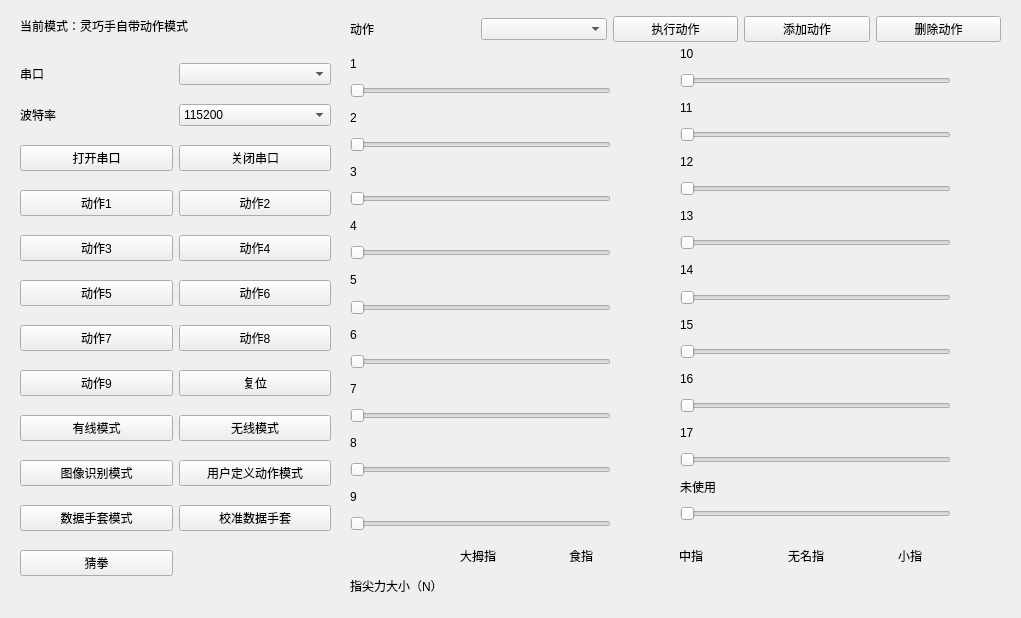
Qt form widget.ui (Alex328050/hand_ubuntu) before a commit.
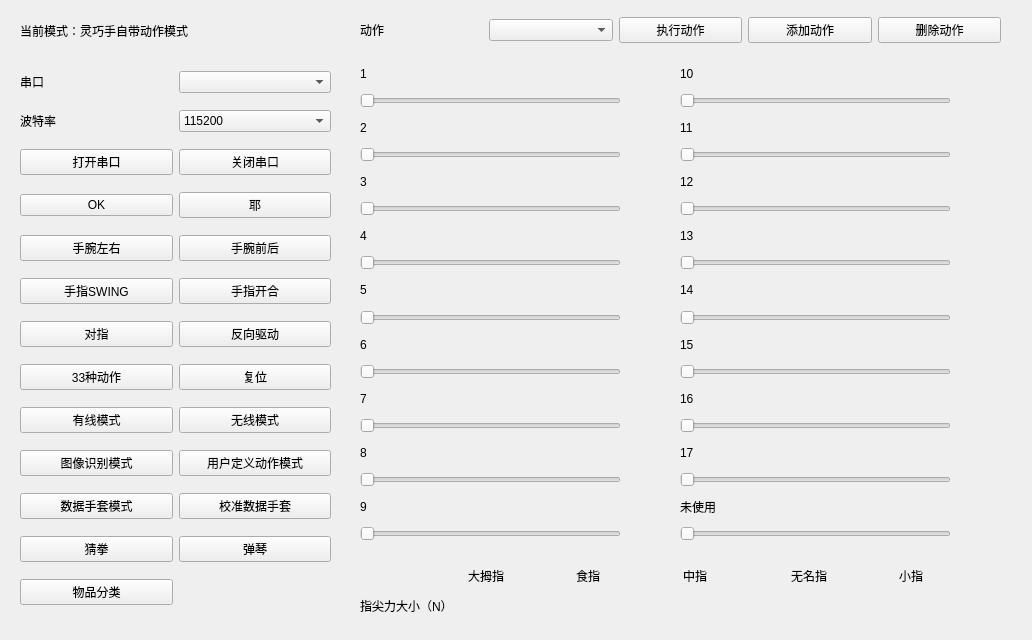
The same form after that commit.

```diff
--- a/widget.ui
+++ b/widget.ui
@@ -6,8 +6,8 @@
    <rect>
     <x>0</x>
     <y>0</y>
-    <width>1021</width>
-    <height>618</height>
+    <width>1032</width>
+    <height>640</height>
    </rect>
   </property>
   <property name="windowTitle">
@@ -17,16 +17,44 @@
    <property name="geometry">
     <rect>
      <x>20</x>
-     <y>50</y>
+     <y>60</y>
      <width>311</width>
-     <height>551</height>
+     <height>561</height>
     </rect>
    </property>
    <layout class="QGridLayout" name="gridLayout">
-    <item row="5" column="1">
-     <widget class="QPushButton" name="action6">
+    <item row="8" column="0">
+     <widget class="QPushButton" name="modeWire">
       <property name="text">
-       <string>动作6</string>
+       <string>有线模式</string>
+      </property>
+     </widget>
+    </item>
+    <item row="3" column="0">
+     <widget class="QPushButton" name="actionOK">
+      <property name="text">
+       <string>OK</string>
+      </property>
+     </widget>
+    </item>
+    <item row="10" column="0">
+     <widget class="QPushButton" name="modeGolve">
+      <property name="text">
+       <string>数据手套模式</string>
+      </property>
+     </widget>
+    </item>
+    <item row="8" column="1">
+     <widget class="QPushButton" name="modeWireless">
+      <property name="text">
+       <string>无线模式</string>
+      </property>
+     </widget>
+    </item>
+    <item row="11" column="1">
+     <widget class="QPushButton" name="modePiano">
+      <property name="text">
+       <string>弹琴</string>
       </property>
      </widget>
     </item>
@@ -44,23 +72,13 @@
       </item>
      </widget>
     </item>
-    <item row="2" column="1">
-     <widget class="QPushButton" name="closeButton">
+    <item row="7" column="0">
+     <widget class="QPushButton" name="actionACTION33">
       <property name="text">
-       <string>关闭串口</string>
+       <string>33种动作</string>
       </property>
      </widget>
     </item>
-    <item row="10" column="0">
-     <widget class="QPushButton" name="modeGolve">
-      <property name="text">
-       <string>数据手套模式</string>
-      </property>
-     </widget>
-    </item>
-    <item row="0" column="1">
-     <widget class="QComboBox" name="serialBox"/>
-    </item>
     <item row="10" column="1">
      <widget class="QPushButton" name="golveAdjustButton">
       <property name="text">
@@ -76,86 +94,30 @@
      </widget>
     </item>
     <item row="6" column="1">
-     <widget class="QPushButton" name="action8">
+     <widget class="QPushButton" name="actionBACKMOVE">
       <property name="text">
-       <string>动作8</string>
-      </property>
-     </widget>
-    </item>
-    <item row="3" column="1">
-     <widget class="QPushButton" name="action2">
-      <property name="text">
-       <string>动作2</string>
-      </property>
-     </widget>
-    </item>
-    <item row="7" column="1">
-     <widget class="QPushButton" name="resume">
-      <property name="text">
-       <string>复位</string>
-      </property>
-     </widget>
-    </item>
-    <item row="6" column="0">
-     <widget class="QPushButton" name="action7">
-      <property name="text">
-       <string>动作7</string>
-      </property>
-     </widget>
-    </item>
-    <item row="8" column="0">
-     <widget class="QPushButton" name="modeWire">
-      <property name="text">
-       <string>有线模式</string>
-      </property>
-     </widget>
-    </item>
-    <item row="0" column="0">
-     <widget class="QLabel" name="serialLabel">
-      <property name="text">
-       <string>串口</string>
-      </property>
-     </widget>
-    </item>
-    <item row="4" column="0">
-     <widget class="QPushButton" name="action3">
-      <property name="text">
-       <string>动作3</string>
-      </property>
-     </widget>
-    </item>
-    <item row="7" column="0">
-     <widget class="QPushButton" name="action9">
-      <property name="text">
-       <string>动作9</string>
-      </property>
-     </widget>
-    </item>
-    <item row="1" column="0">
-     <widget class="QLabel" name="baudrateLabel">
-      <property name="text">
-       <string>波特率</string>
-      </property>
-     </widget>
-    </item>
-    <item row="8" column="1">
-     <widget class="QPushButton" name="modeWireless">
-      <property name="text">
-       <string>无线模式</string>
+       <string>反向驱动</string>
       </property>
      </widget>
     </item>
     <item row="4" column="1">
-     <widget class="QPushButton" name="action4">
+     <widget class="QPushButton" name="actionWRISTFRONTANDBACK">
       <property name="text">
-       <string>动作4</string>
+       <string>手腕前后</string>
       </property>
      </widget>
     </item>
-    <item row="3" column="0">
-     <widget class="QPushButton" name="action1">
+    <item row="2" column="1">
+     <widget class="QPushButton" name="closeButton">
       <property name="text">
-       <string>动作1</string>
+       <string>关闭串口</string>
+      </property>
+     </widget>
+    </item>
+    <item row="4" column="0">
+     <widget class="QPushButton" name="actionWRISTLEFTANDRIGHT">
+      <property name="text">
+       <string>手腕左右</string>
       </property>
      </widget>
     </item>
@@ -166,10 +128,10 @@
       </property>
      </widget>
     </item>
-    <item row="5" column="0">
-     <widget class="QPushButton" name="action5">
+    <item row="7" column="1">
+     <widget class="QPushButton" name="actionRESUME">
       <property name="text">
-       <string>动作5</string>
+       <string>复位</string>
       </property>
      </widget>
     </item>
@@ -187,15 +149,67 @@
       </property>
      </widget>
     </item>
+    <item row="1" column="0">
+     <widget class="QLabel" name="baudrateLabel">
+      <property name="text">
+       <string>波特率</string>
+      </property>
+     </widget>
+    </item>
+    <item row="0" column="0">
+     <widget class="QLabel" name="serialLabel">
+      <property name="text">
+       <string>串口</string>
+      </property>
+     </widget>
+    </item>
+    <item row="0" column="1">
+     <widget class="QComboBox" name="serialBox"/>
+    </item>
+    <item row="3" column="1">
+     <widget class="QPushButton" name="actionYEAH">
+      <property name="text">
+       <string>耶</string>
+      </property>
+     </widget>
+    </item>
+    <item row="5" column="0">
+     <widget class="QPushButton" name="actionSWING">
+      <property name="text">
+       <string>手指SWING</string>
+      </property>
+     </widget>
+    </item>
+    <item row="5" column="1">
+     <widget class="QPushButton" name="actionWIDEANDSHRINK">
+      <property name="text">
+       <string>手指开合</string>
+      </property>
+     </widget>
+    </item>
+    <item row="6" column="0">
+     <widget class="QPushButton" name="actionPOINTFINGER">
+      <property name="text">
+       <string>对指</string>
+      </property>
+     </widget>
+    </item>
+    <item row="12" column="0">
+     <widget class="QPushButton" name="modeObject">
+      <property name="text">
+       <string>物品分类</string>
+      </property>
+     </widget>
+    </item>
    </layout>
   </widget>
   <widget class="QWidget" name="gridLayoutWidget_2">
    <property name="geometry">
     <rect>
-     <x>350</x>
+     <x>360</x>
      <y>10</y>
-     <width>651</width>
-     <height>38</height>
+     <width>641</width>
+     <height>41</height>
     </rect>
    </property>
    <layout class="QGridLayout" name="gridLayout_2">
@@ -235,8 +249,8 @@
   <widget class="QWidget" name="verticalLayoutWidget">
    <property name="geometry">
     <rect>
-     <x>350</x>
-     <y>50</y>
+     <x>360</x>
+     <y>60</y>
      <width>261</width>
      <height>481</height>
     </rect>
@@ -400,8 +414,8 @@
   <widget class="QWidget" name="verticalLayoutWidget_2">
    <property name="geometry">
     <rect>
-     <x>610</x>
-     <y>50</y>
+     <x>620</x>
+     <y>60</y>
      <width>51</width>
      <height>481</height>
     </rect>
@@ -476,7 +490,7 @@
    <property name="geometry">
     <rect>
      <x>680</x>
-     <y>40</y>
+     <y>60</y>
      <width>271</width>
      <height>481</height>
     </rect>
@@ -641,7 +655,7 @@
    <property name="geometry">
     <rect>
      <x>950</x>
-     <y>40</y>
+     <y>60</y>
      <width>51</width>
      <height>481</height>
     </rect>
@@ -717,8 +731,8 @@
     <rect>
      <x>20</x>
      <y>10</y>
-     <width>271</width>
-     <height>31</height>
+     <width>311</width>
+     <height>41</height>
     </rect>
    </property>
    <layout class="QVBoxLayout" name="verticalLayout_5">
@@ -734,9 +748,9 @@
   <widget class="QWidget" name="horizontalLayoutWidget">
    <property name="geometry">
     <rect>
-     <x>350</x>
-     <y>570</y>
-     <width>651</width>
+     <x>360</x>
+     <y>590</y>
+     <width>641</width>
      <height>31</height>
     </rect>
    </property>
@@ -788,9 +802,9 @@
   <widget class="QWidget" name="horizontalLayoutWidget_2">
    <property name="geometry">
     <rect>
-     <x>350</x>
-     <y>540</y>
-     <width>651</width>
+     <x>360</x>
+     <y>560</y>
+     <width>641</width>
      <height>31</height>
     </rect>
    </property>
```
